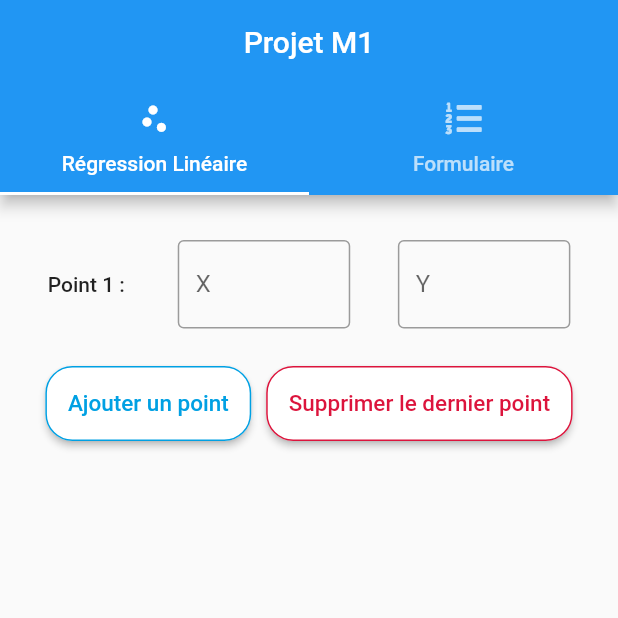
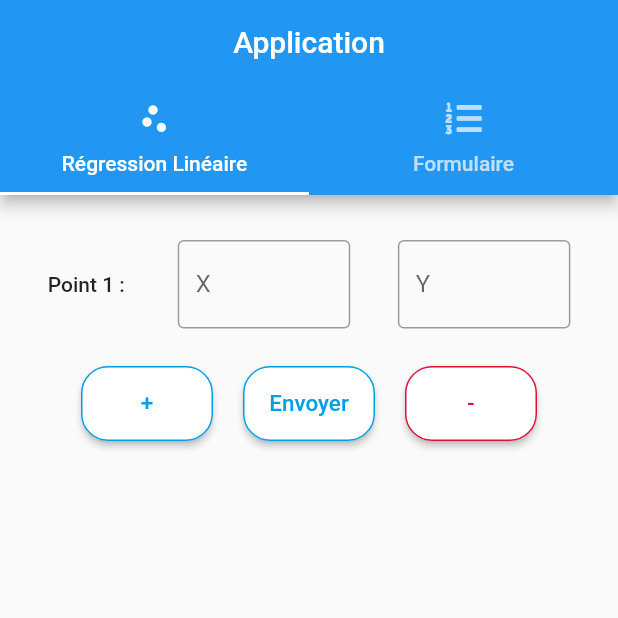
Before and after one commit to aznnn13/projetm1_mobile, a Flutter app: the screen it shows after launch, on a phone screen of 412 x 824 dp, the top half of it. Run offline on Flutter 3.47's test engine with Material 2 defaults, Android fonts, the phone set to English and light mode, and no system bars; our stand-ins replace font_awesome_flutter.

Commit message:
added submit button

```diff
--- a/lib/main.dart
+++ b/lib/main.dart
@@ -35,7 +35,7 @@ class HomePage extends StatelessWidget {
           title: const Align(
             alignment: Alignment.center,
             child: Text(
-              "Projet M1",
+              "Application",
             ),
           ),
         ),
@@ -129,11 +129,27 @@ class _MyState extends State<regressionLineaire> {
                     padding: const EdgeInsets.all(15.0),
                     color: Colors.white,
                     textColor: const Color.fromRGBO(0, 160, 227, 1),
-                    child: const Text("Ajouter un point",
+                    child: const Text("+",
                         style: TextStyle(fontSize: 15)),
                   ),
                 ),
-                const SizedBox(width: 10),
+                const SizedBox(width: 20),
+                SizedBox(
+                  height: 50.0,
+                  child: RaisedButton(
+                    shape: RoundedRectangleBorder(
+                        borderRadius: BorderRadius.circular(18.0),
+                        side: const BorderSide(
+                            color: Color.fromRGBO(0, 160, 227, 1))),
+                    onPressed: () {},
+                    padding: const EdgeInsets.all(15.0),
+                    color: Colors.white,
+                    textColor: const Color.fromRGBO(0, 160, 227, 1),
+                    child: const Text("Envoyer",
+                        style: TextStyle(fontSize: 15)),
+                  ),
+                ),
+                const SizedBox(width: 20),
                 SizedBox(
                   height: 50.0,
                   child: RaisedButton(
@@ -145,7 +161,7 @@ class _MyState extends State<regressionLineaire> {
                     padding: const EdgeInsets.all(15.0),
                     color: Colors.white,
                     textColor: const Color.fromRGBO(220, 20, 60, 1),
-                    child: const Text("Supprimer le dernier point",
+                    child: const Text("-",
                         style: TextStyle(fontSize: 15)),
                   ),
                 ),
```
